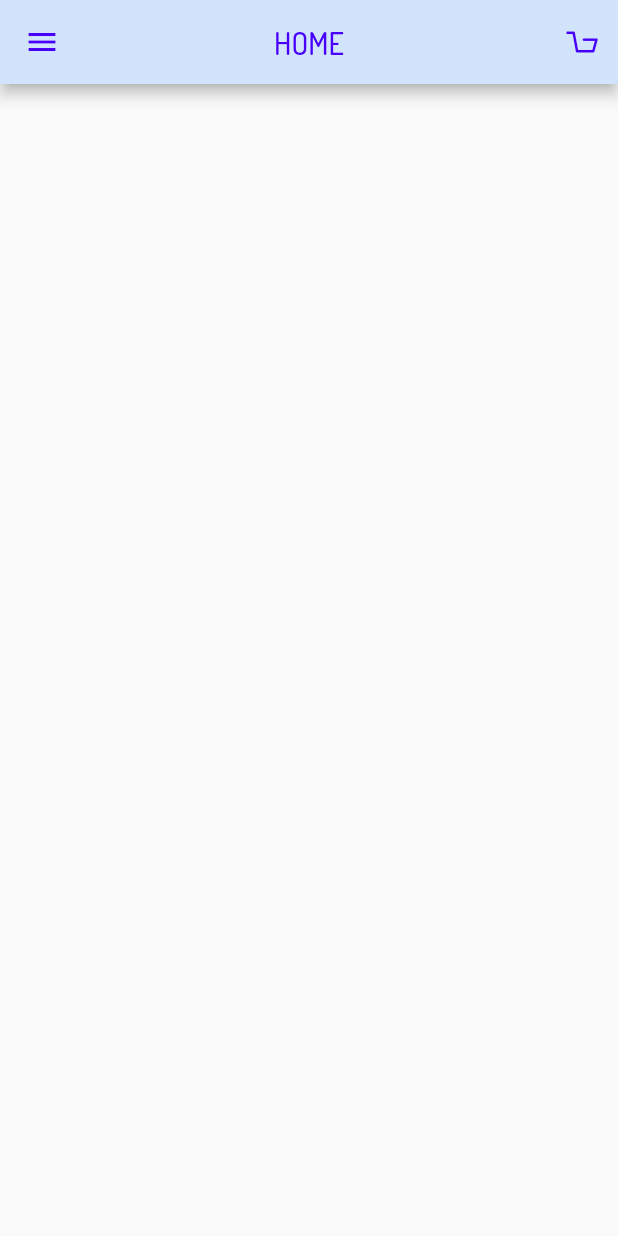
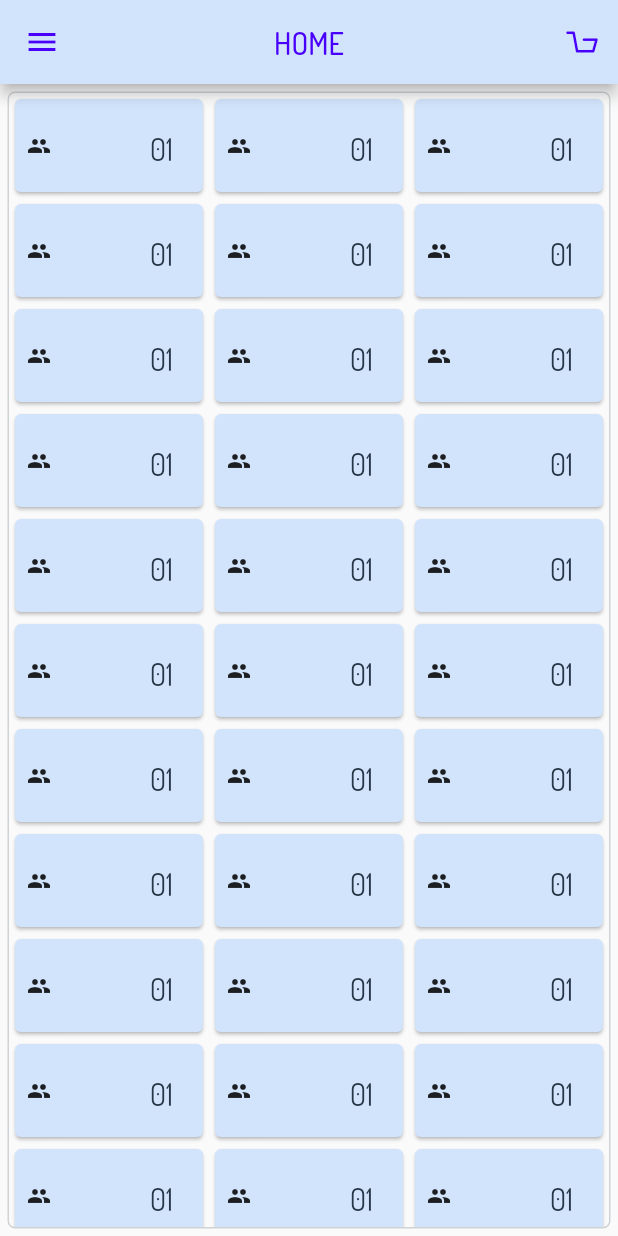
Before and after one commit to uiters/store-pattern, a Flutter app: the screen it shows after launch, on a phone screen of 412 x 824 dp. Run offline on Flutter 3.47's test engine with Material 2 defaults, Android fonts, the phone set to English and light mode, and no system bars.

Commit message:
homescreen: design list tables

```diff
--- a/order_app/lib/screens/homescreen.dart
+++ b/order_app/lib/screens/homescreen.dart
@@ -1,4 +1,5 @@
 import 'package:flutter/material.dart';
+import './../UI/theme.dart';
 
 class HomeScreen extends StatefulWidget {
   @override
@@ -8,6 +9,55 @@ class HomeScreen extends StatefulWidget {
 class _HomeScreenState extends State<HomeScreen> {
   @override
   Widget build(BuildContext context) {
-    return Container();
+    return Container(
+        decoration: new BoxDecoration(
+            borderRadius: BorderRadius.circular(5.0),
+            border: Border.all(color: fontColorLight.withOpacity(0.2))),
+        margin: EdgeInsets.all(5.0),
+        child: new ListView.builder(
+          itemExtent: 70.0,
+          itemCount: 20,
+          itemBuilder: (_, index) => _buildTableRow(context))
+    );
+  }
+
+  Widget _buildTableRow(BuildContext context) {
+    return new Container(
+      child: new Row(
+        children: <Widget>[
+          new Expanded(child: _buildTable(context)),
+          new Expanded(child: _buildTable(context)),
+          new Expanded(child: _buildTable(context)),
+        ],
+      ),
+    );
+  }
+
+  Widget _buildTable(BuildContext context) {
+    return new Container(
+      padding: EdgeInsets.zero,
+      margin: EdgeInsets.zero,
+      child: new Card(
+        color: primaryColor,
+        child: new Row(
+          children: <Widget>[
+            Padding(
+              padding: const EdgeInsets.all(8.0),
+              child: new Icon(Icons.people, size: 16.0,),
+            ),
+            new Expanded(child: new Container()),
+            Padding(
+              padding: const EdgeInsets.all(20.0),
+              child: new Text(
+                '01',
+                style: const TextStyle(
+                    color: fontColor, fontFamily: 'Dosis', fontSize: 20.0
+                ),
+              ),
+            )
+          ],
+        ),
+      )
+    );
   }
 }
```
Also changed, not shown: order_app/lib/screens/menuscreen.dart (added).
